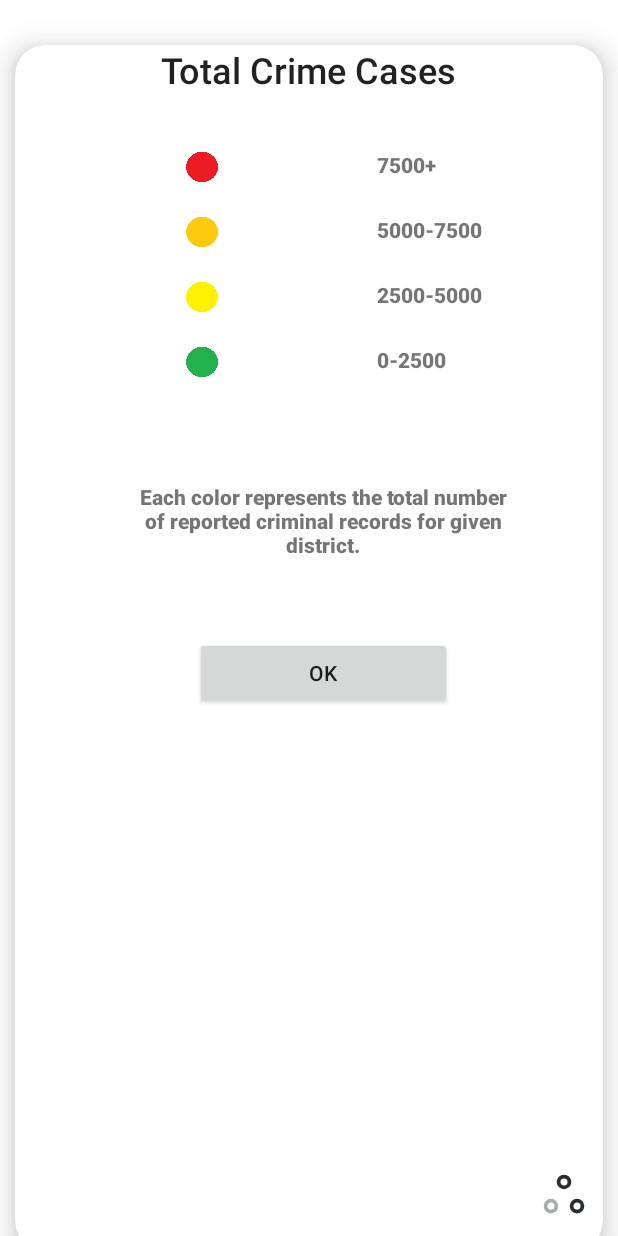
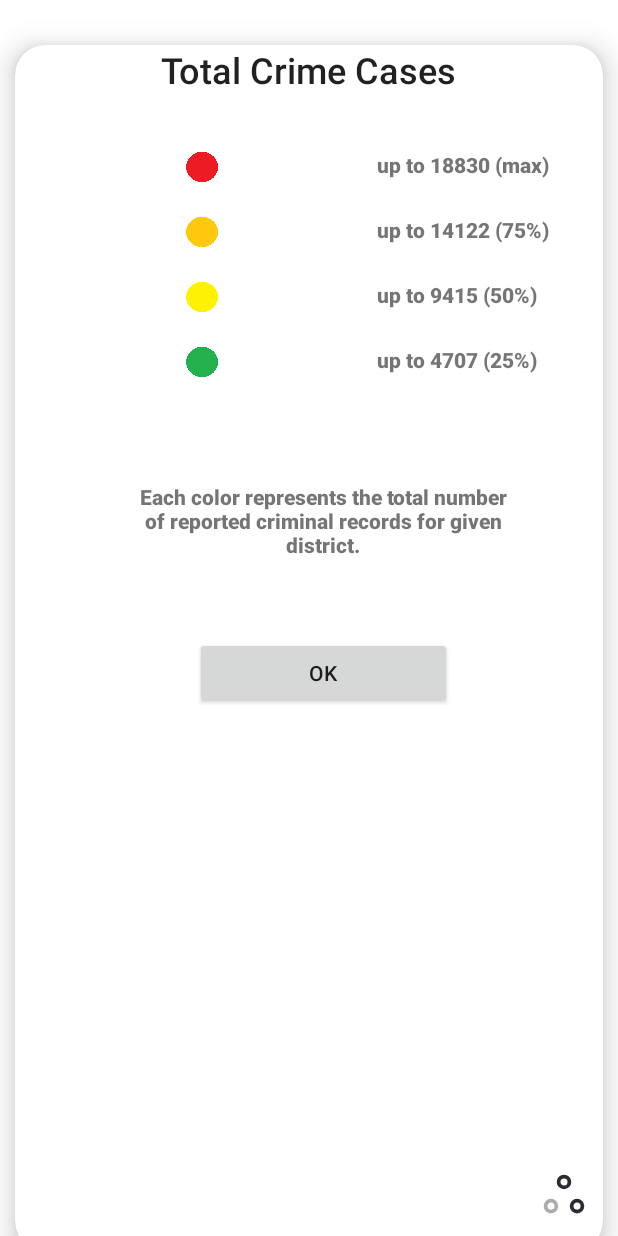
Before and after one commit to adamcq/ID2216_native, an Android app: the InfoDialogFragment screen opened through its navigation route, on a phone screen of 412 x 824 dp. Run offline under Robolectric (Android 15) with nearby library versions, the phone set to English and light mode, and no system bars; libraries missing offline, so code that uses them is left out: com.google.maps.android; 1 statement that could not run was skipped.

Commit message:
Graph values correspond to currentCrimes

```diff
--- a/app/src/main/java/com/example/map_test1/view/InfoDialogFragment.java
+++ b/app/src/main/java/com/example/map_test1/view/InfoDialogFragment.java
@@ -1,5 +1,6 @@
 package com.example.map_test1.view;
 
+import android.annotation.SuppressLint;
 import android.graphics.Color;
 import android.graphics.drawable.ColorDrawable;
 import android.os.Bundle;
@@ -10,8 +11,10 @@ import androidx.fragment.app.DialogFragment;
 import android.view.LayoutInflater;
 import android.view.View;
 import android.view.ViewGroup;
+import android.widget.TextView;
 
 import com.example.map_test1.R;
+import com.example.map_test1.Utils;
 import com.example.map_test1.databinding.FragmentInfoBinding;
 
 public class InfoDialogFragment extends DialogFragment {
@@ -31,8 +34,13 @@ public class InfoDialogFragment extends DialogFragment {
         setupListeners(view);
     }
 
+    @SuppressLint("SetTextI18n")
     private void setupView(View view) {
         // TODO change the textview values based on crimes selected
+        ((TextView)view.findViewById(R.id.greenLevel)).setText("up to " + Utils.getMaxCrimeCount()/4 + " (25%)");
+        ((TextView)view.findViewById(R.id.yellowLevel)).setText("up to " + Utils.getMaxCrimeCount()/2 + " (50%)");
+        ((TextView)view.findViewById(R.id.orangeLevel)).setText("up to " + (int)(Utils.getMaxCrimeCount() * 0.75) + " (75%)");
+        ((TextView)view.findViewById(R.id.redLevel)).setText("up to " + Utils.getMaxCrimeCount() + " (max)");
     }
 
     private void setupListeners(View view) {
```
Also changed, not shown: app/src/main/java/com/example/map_test1/Utils.java (+8 -0 lines), app/src/main/java/com/example/map_test1/custom/ChartAxisValueFormatter.java (+5 -3 lines), app/src/main/java/com/example/map_test1/view/ChartFragment.java (+15 -12 lines).
